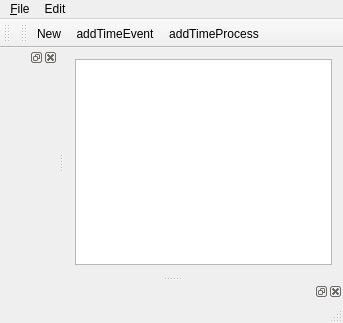
The window that mainwindow.ui (ossia/score) describes before a commit, drawn with Qt 5.
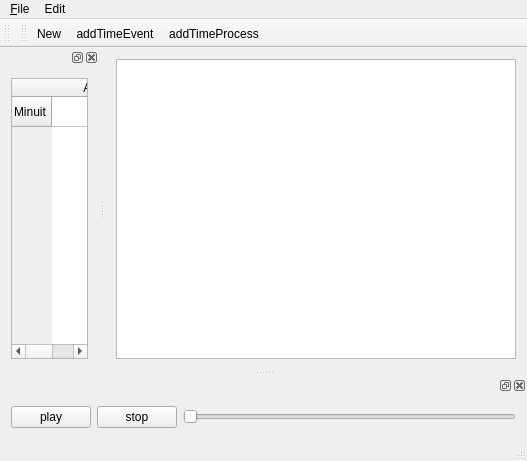
The same window after the commit. Custom widgets are drawn as their Qt base class.

Commit message: Populate the dockWidgets in mainWindow.

What changed in the file:
```diff
--- a/mainwindow.ui
+++ b/mainwindow.ui
@@ -6,8 +6,8 @@
    <rect>
     <x>0</x>
     <y>0</y>
-    <width>343</width>
-    <height>323</height>
+    <width>527</width>
+    <height>461</height>
    </rect>
   </property>
   <property name="windowTitle">
@@ -16,7 +16,14 @@
   <widget class="QWidget" name="centralWidget">
    <layout class="QHBoxLayout" name="horizontalLayout">
     <item>
-     <widget class="GraphicsView" name="graphicsView"/>
+     <widget class="GraphicsView" name="graphicsView">
+      <property name="minimumSize">
+       <size>
+        <width>400</width>
+        <height>300</height>
+       </size>
+      </property>
+     </widget>
     </item>
    </layout>
   </widget>
@@ -25,7 +32,7 @@
     <rect>
      <x>0</x>
      <y>0</y>
-     <width>343</width>
+     <width>527</width>
      <height>22</height>
     </rect>
    </property>
@@ -58,13 +65,71 @@
    <attribute name="dockWidgetArea">
     <number>8</number>
    </attribute>
-   <widget class="QWidget" name="dockWidgetContents"/>
+   <widget class="QWidget" name="dockWidgetContents">
+    <layout class="QHBoxLayout" name="horizontalLayout_2">
+     <item>
+      <widget class="QPushButton" name="pushButton">
+       <property name="text">
+        <string>play</string>
+       </property>
+      </widget>
+     </item>
+     <item>
+      <widget class="QPushButton" name="pushButton_2">
+       <property name="text">
+        <string>stop</string>
+       </property>
+      </widget>
+     </item>
+     <item>
+      <widget class="QSlider" name="horizontalSlider">
+       <property name="orientation">
+        <enum>Qt::Horizontal</enum>
+       </property>
+      </widget>
+     </item>
+    </layout>
+   </widget>
   </widget>
   <widget class="QDockWidget" name="player">
+   <property name="autoFillBackground">
+    <bool>false</bool>
+   </property>
+   <property name="floating">
+    <bool>false</bool>
+   </property>
    <attribute name="dockWidgetArea">
     <number>1</number>
    </attribute>
-   <widget class="QWidget" name="dockWidgetContents_2"/>
+   <widget class="QWidget" name="dockWidgetContents_2">
+    <layout class="QHBoxLayout" name="horizontalLayout_3">
+     <item>
+      <widget class="QTableWidget" name="tableWidget">
+       <property name="sizePolicy">
+        <sizepolicy hsizetype="Preferred" vsizetype="Preferred">
+         <horstretch>0</horstretch>
+         <verstretch>0</verstretch>
+        </sizepolicy>
+       </property>
+       <row>
+        <property name="text">
+         <string>Minuit</string>
+        </property>
+       </row>
+       <column>
+        <property name="text">
+         <string>Adress</string>
+        </property>
+       </column>
+       <column>
+        <property name="text">
+         <string>Start</string>
+        </property>
+       </column>
+      </widget>
+     </item>
+    </layout>
+   </widget>
   </widget>
   <widget class="QToolBar" name="toolBar">
    <property name="windowTitle">
```
